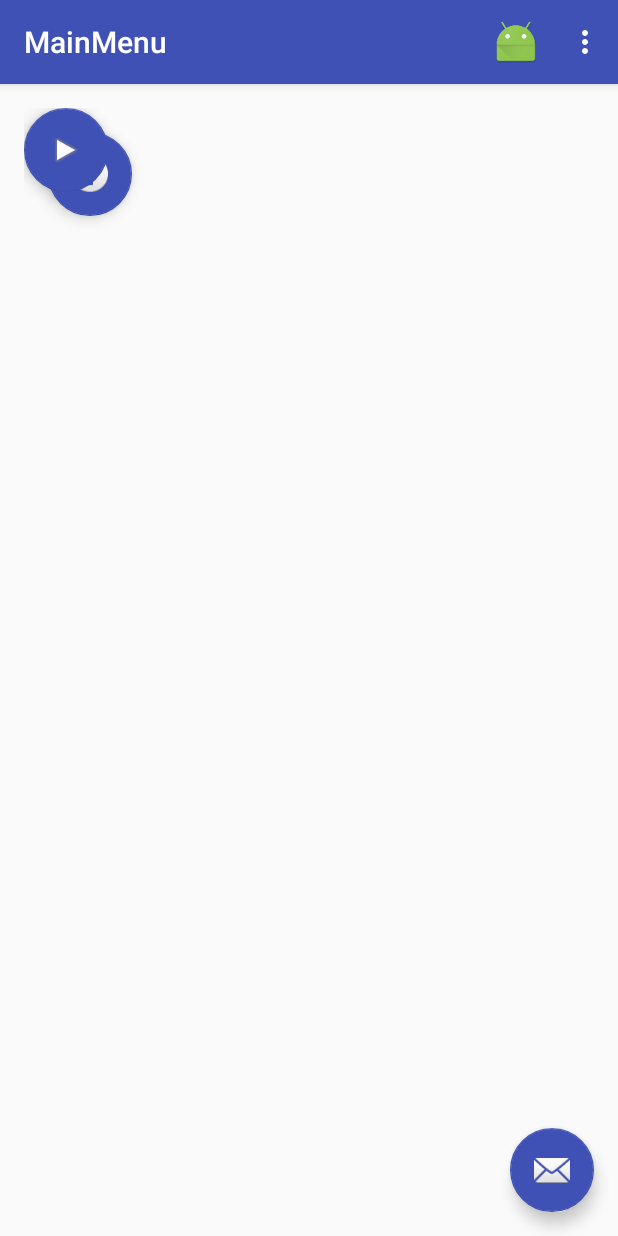
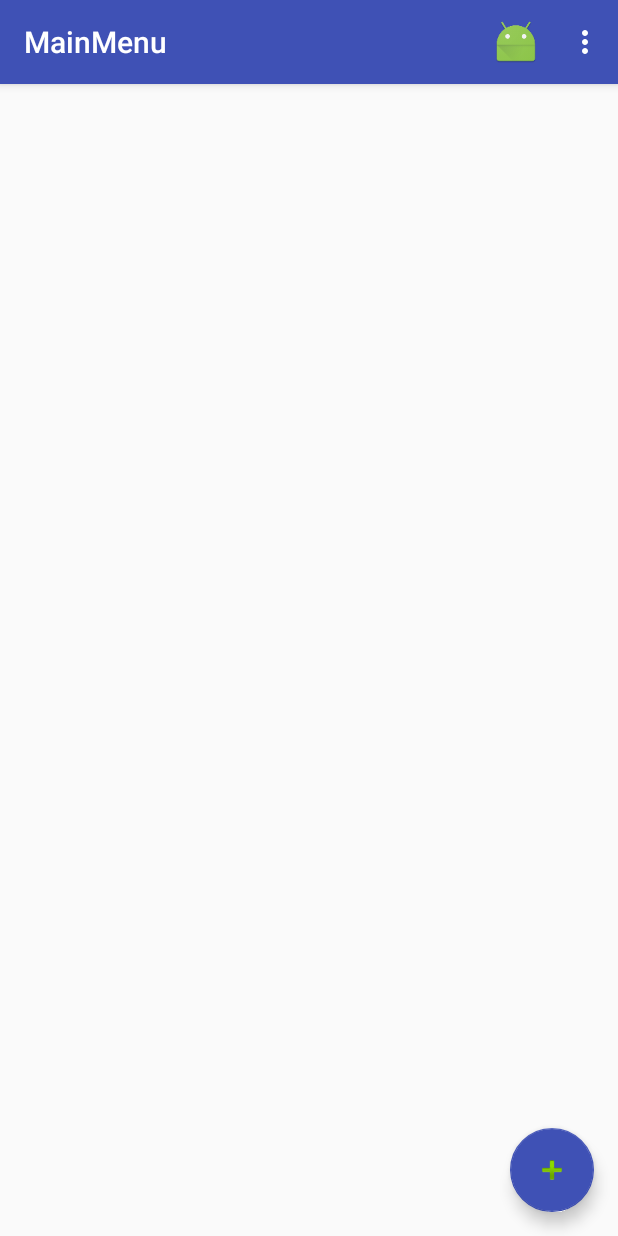
Before and after one commit to pedromaia069/Bancodeservidores, an Android app: the MainMenu screen opened directly, with no data from a screen before it, on a phone screen of 412 x 824 dp. Run offline under Robolectric (Android 15) with nearby library versions, the phone set to English and light mode, and no system bars; 5 statements that could not run were skipped.

Commit message:
floating point corrigido

```diff
--- a/app/src/main/res/layout/activity_main_menu.xml
+++ b/app/src/main/res/layout/activity_main_menu.xml
@@ -29,6 +29,6 @@
         android:layout_height="wrap_content"
         android:layout_gravity="bottom|end"
         android:layout_margin="@dimen/fab_margin"
-        app:srcCompat="@android:drawable/ic_dialog_email" />
+        app:srcCompat="@android:drawable/ic_input_add" />
 
 </android.support.design.widget.CoordinatorLayout>
--- a/app/src/main/res/layout/content_main_menu.xml
+++ b/app/src/main/res/layout/content_main_menu.xml
@@ -14,27 +14,7 @@
     tools:showIn="@layout/activity_main_menu">
 
 
-    <android.support.design.widget.FloatingActionButton
-        android:id="@+id/fab"
-        android:layout_width="wrap_content"
-        android:layout_height="wrap_content"
-        android:layout_gravity="bottom|end"
-        android:layout_margin="@dimen/fab_margin"
-        android:src="@android:drawable/ic_dialog_info" />
 
-    <android.support.design.widget.FloatingActionButton
-        android:id="@+id/fab2"
-        android:layout_width="wrap_content"
-        android:layout_height="wrap_content"
-        android:layout_gravity="top|end"
-        android:layout_marginBottom="0dp"
-        android:layout_marginEnd="0dp"
-        android:layout_marginLeft="0dp"
-        android:layout_marginRight="0dp"
-        android:layout_marginStart="0dp"
-        android:layout_marginTop="0dp"
-        android:src="@android:drawable/ic_media_play"
-        app:layout_anchor="@id/fab"
-        app:layout_anchorGravity="top" />
+
 
 </RelativeLayout>
```
